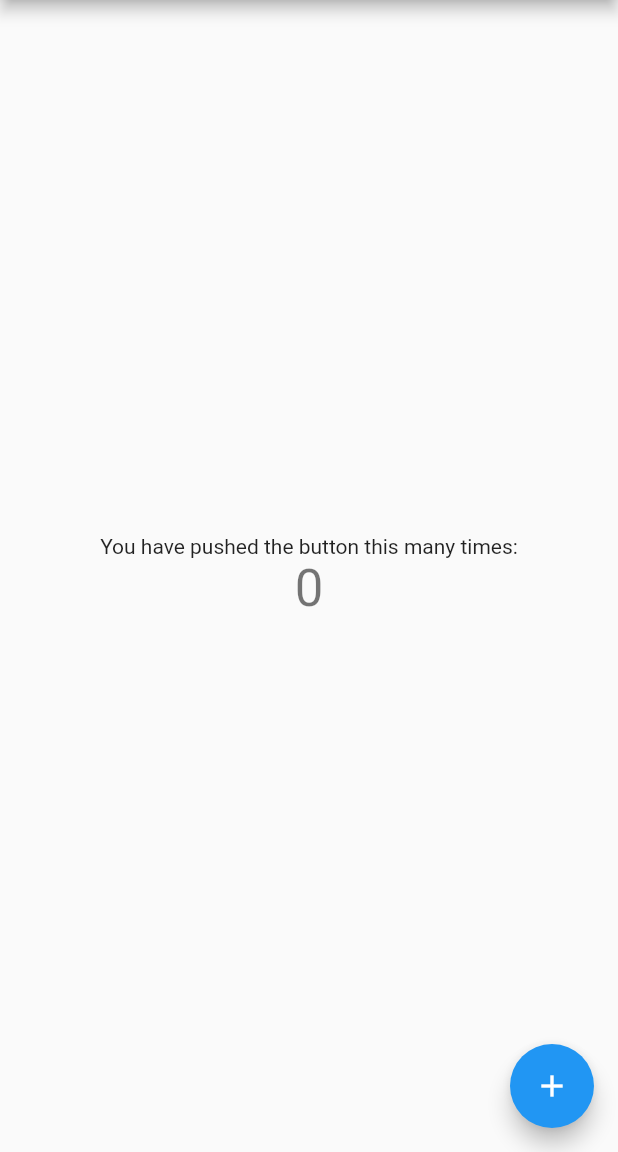
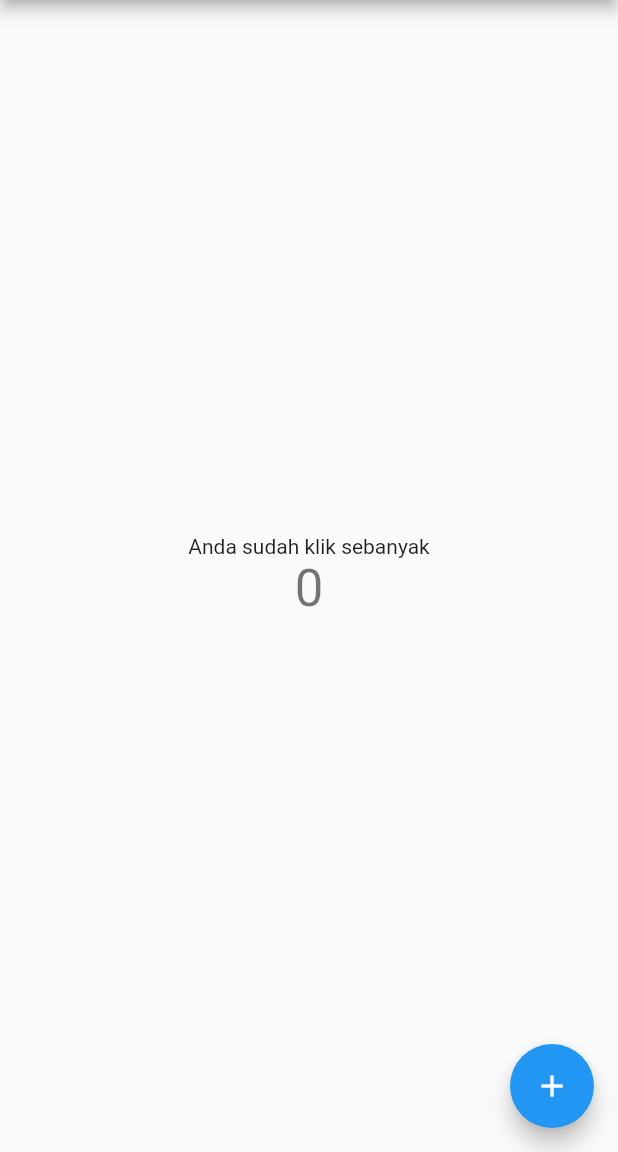
Before and after one commit to nova16/flutter_sttbpwk, a Flutter app: the screen it shows after launch, on a phone screen of 412 x 824 dp, the part 84-1236 px from its top. Run offline on Flutter 3.47's test engine with Material 2 defaults, Android fonts, the phone set to English and light mode, and no system bars.

Commit message:
flutter versi 2

```diff
--- a/lib/main.dart
+++ b/lib/main.dart
@@ -96,7 +96,7 @@ class _MyHomePageState extends State<MyHomePage> {
           mainAxisAlignment: MainAxisAlignment.center,
           children: <Widget>[
             const Text(
-              'You have pushed the button this many times:',
+              'Anda sudah klik sebanyak',
             ),
             Text(
               '$_counter',
```
